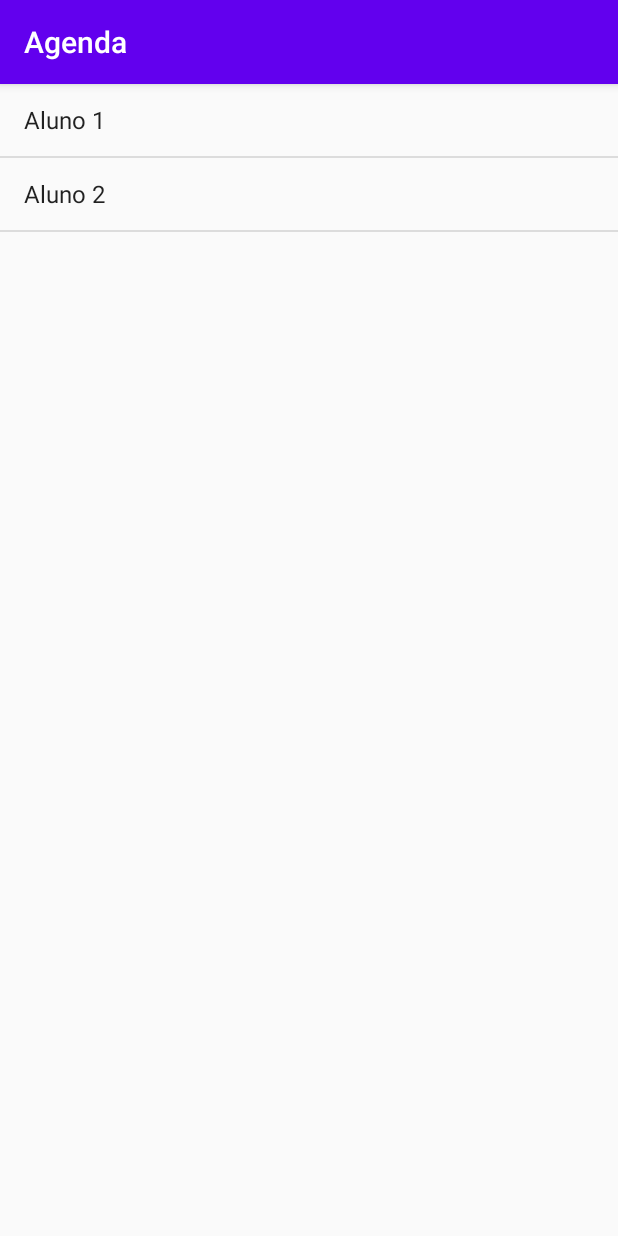
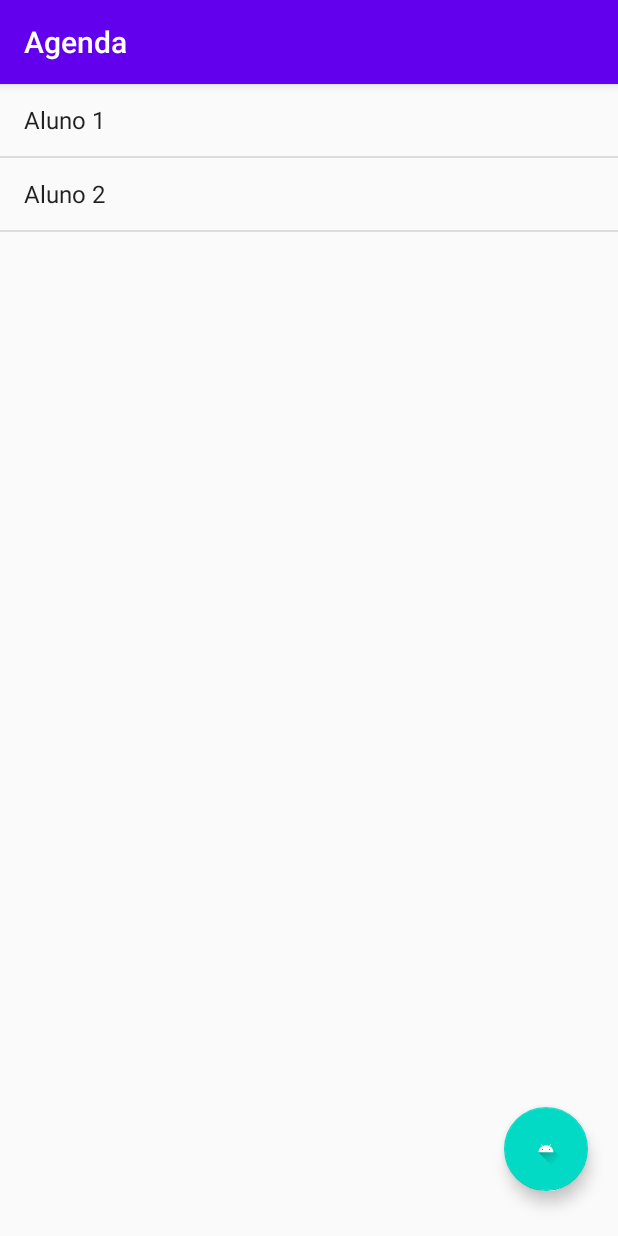
Before and after one commit to rdiego26/alura-android1, an Android app: the screen it shows after launch (MainActivity), on a phone screen of 412 x 824 dp. Run offline under Robolectric (Android 15) with nearby library versions, the phone set to English and light mode, and no system bars.

Commit message:
POSITION fab ok

```diff
--- a/agenda/app/build.gradle
+++ b/agenda/app/build.gradle
@@ -13,6 +13,7 @@ android {
         versionCode 1
         versionName "1.0"
 
+        vectorDrawables.useSupportLibrary = true
         testInstrumentationRunner "androidx.test.runner.AndroidJUnitRunner"
     }
 
@@ -34,4 +35,5 @@ dependencies {
     testImplementation 'junit:junit:4.12'
     androidTestImplementation 'androidx.test.ext:junit:1.1.1'
     androidTestImplementation 'androidx.test.espresso:espresso-core:3.2.0'
+    implementation 'com.google.android.material:material:1.0.0'
 }
--- a/agenda/app/src/main/res/layout/activity_main.xml
+++ b/agenda/app/src/main/res/layout/activity_main.xml
@@ -10,8 +10,19 @@
         android:id="@+id/activity_student_list"
         android:layout_width="match_parent"
         android:layout_height="match_parent"
-        android:orientation="vertical"
-        tools:layout_editor_absoluteX="1dp"
-        tools:layout_editor_absoluteY="1dp" />
+        android:orientation="vertical">
+    </ListView>
+
+    <com.google.android.material.floatingactionbutton.FloatingActionButton
+        android:id="@+id/floatingActionButton3"
+        android:layout_width="wrap_content"
+        android:layout_height="wrap_content"
+        android:layout_gravity="end|bottom"
+        android:layout_marginEnd="20dp"
+        android:layout_marginBottom="30dp"
+        app:layout_constraintBottom_toBottomOf="parent"
+        app:layout_constraintEnd_toEndOf="parent"
+        app:srcCompat="@drawable/ic_launcher_foreground" />
+
 
 </androidx.constraintlayout.widget.ConstraintLayout>
```
